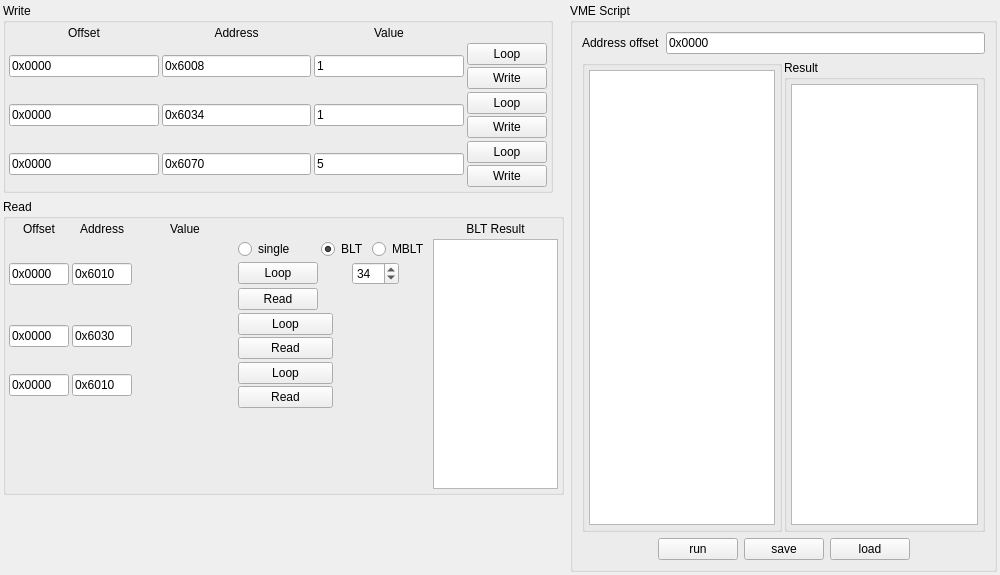
Above: src/vme_debug_widget.ui from flueke/mvme before the change. Below: the same form after it.
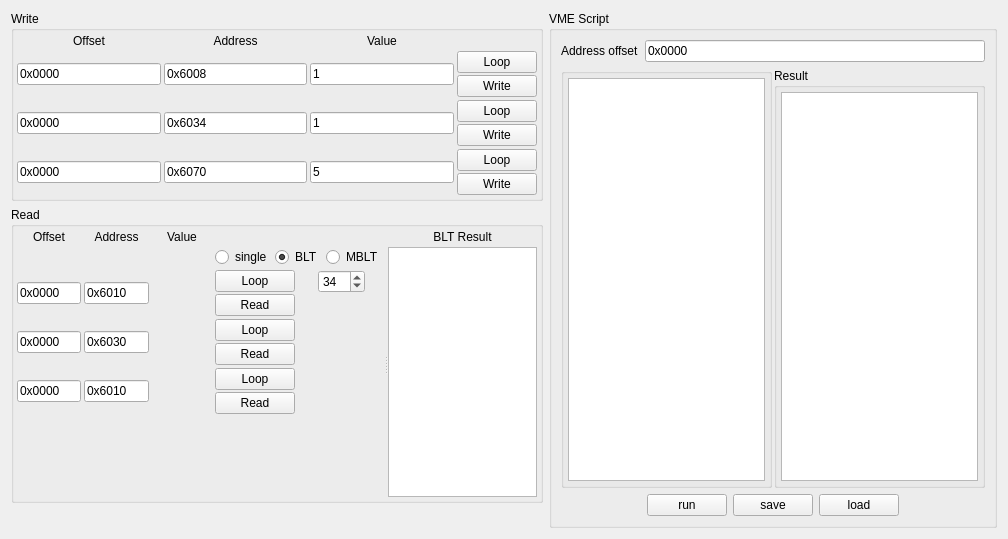
That is the form after the change.

Commit message:
show decimal read results in vme debug widget
This change basically redid the whole VMEDebugWidget layout which fixes
UIC warnings and hopefully improves the user experience :)

The edit to the form file:
```diff
--- a/src/vme_debug_widget.ui
+++ b/src/vme_debug_widget.ui
@@ -6,61 +6,18 @@
    <rect>
     <x>0</x>
     <y>0</y>
-    <width>1000</width>
-    <height>575</height>
+    <width>1008</width>
+    <height>539</height>
    </rect>
   </property>
-  <property name="sizePolicy">
-   <sizepolicy hsizetype="Maximum" vsizetype="Preferred">
-    <horstretch>0</horstretch>
-    <verstretch>0</verstretch>
-   </sizepolicy>
-  </property>
   <property name="windowTitle">
    <string>VME Debug</string>
   </property>
-  <layout class="QGridLayout" name="gridLayout_7">
-   <property name="leftMargin">
-    <number>3</number>
-   </property>
-   <property name="topMargin">
-    <number>3</number>
-   </property>
-   <property name="rightMargin">
-    <number>3</number>
-   </property>
-   <property name="bottomMargin">
-    <number>3</number>
-   </property>
-   <property name="spacing">
-    <number>3</number>
-   </property>
-   <item row="2" column="0" colspan="2">
-    <widget class="QFrame" name="outerFrame">
-     <property name="minimumSize">
-      <size>
-       <width>150</width>
-       <height>150</height>
-      </size>
-     </property>
-     <layout class="QGridLayout" name="gridLayout_8" columnstretch="1,0,1">
-      <property name="leftMargin">
-       <number>0</number>
-      </property>
-      <property name="topMargin">
-       <number>0</number>
-      </property>
-      <property name="rightMargin">
-       <number>0</number>
-      </property>
-      <property name="bottomMargin">
-       <number>0</number>
-      </property>
-      <property name="spacing">
-       <number>6</number>
-      </property>
-      <item row="0" column="0">
-       <widget class="QGroupBox" name="groupBox">
+  <layout class="QHBoxLayout" name="horizontalLayout_7">
+   <item>
+    <layout class="QVBoxLayout" name="rwLayout">
+     <item>
+      <widget class="QGroupBox" name="gb_write">
         <property name="title">
          <string>Write</string>
         </property>
@@ -80,39 +37,36 @@
          <property name="spacing">
           <number>3</number>
          </property>
-         <item row="0" column="0">
-          <widget class="QLabel" name="label">
+        <item row="3" column="2">
+         <widget class="QLineEdit" name="writeValue3">
            <property name="text">
-            <string>Offset</string>
+           <string>5</string>
+          </property>
+         </widget>
+        </item>
+        <item row="2" column="2">
+         <widget class="QLineEdit" name="writeValue2">
+          <property name="text">
+           <string>1</string>
+          </property>
+         </widget>
+        </item>
+        <item row="0" column="2">
+         <widget class="QLabel" name="label_3">
+          <property name="text">
+           <string>Value</string>
            </property>
            <property name="alignment">
             <set>Qt::AlignCenter</set>
            </property>
           </widget>
          </item>
-         <item row="1" column="3">
-          <layout class="QVBoxLayout" name="verticalLayout">
-           <property name="spacing">
-            <number>2</number>
-           </property>
-           <item>
-            <widget class="QPushButton" name="writeLoop1">
+        <item row="1" column="2">
+         <widget class="QLineEdit" name="writeValue1">
              <property name="text">
-              <string>Loop</string>
-             </property>
-             <property name="checkable">
-              <bool>true</bool>
-             </property>
-            </widget>
-           </item>
-           <item>
-            <widget class="QPushButton" name="writeWrite1">
-             <property name="text">
-              <string>Write</string>
-             </property>
-            </widget>
-           </item>
-          </layout>
+           <string>1</string>
+          </property>
+         </widget>
          </item>
          <item row="2" column="1">
           <widget class="QLineEdit" name="writeAddress2">
@@ -121,54 +75,16 @@
            </property>
           </widget>
          </item>
-         <item row="2" column="2">
-          <widget class="QLineEdit" name="writeValue2">
+        <item row="0" column="0">
+         <widget class="QLabel" name="label">
            <property name="text">
-            <string>1</string>
-           </property>
-          </widget>
-         </item>
-         <item row="2" column="3">
-          <layout class="QVBoxLayout" name="verticalLayout_2">
-           <property name="spacing">
-            <number>2</number>
-           </property>
-           <item>
-            <widget class="QPushButton" name="writeLoop2">
-             <property name="text">
-              <string>Loop</string>
-             </property>
-             <property name="checkable">
-              <bool>true</bool>
-             </property>
-            </widget>
-           </item>
-           <item>
-            <widget class="QPushButton" name="writeWrite2">
-             <property name="text">
-              <string>Write</string>
-             </property>
-            </widget>
-           </item>
-          </layout>
-         </item>
-         <item row="0" column="1">
-          <widget class="QLabel" name="label_2">
-           <property name="text">
-            <string>Address</string>
+           <string>Offset</string>
            </property>
            <property name="alignment">
             <set>Qt::AlignCenter</set>
            </property>
           </widget>
          </item>
-         <item row="1" column="0">
-          <widget class="QLineEdit" name="writeOffset1">
-           <property name="text">
-            <string>0x0000</string>
-           </property>
-          </widget>
-         </item>
          <item row="1" column="1">
           <widget class="QLineEdit" name="writeAddress1">
            <property name="text">
@@ -176,34 +92,13 @@
            </property>
           </widget>
          </item>
-         <item row="3" column="0">
-          <widget class="QLineEdit" name="writeOffset3">
+        <item row="1" column="0">
+         <widget class="QLineEdit" name="writeOffset1">
            <property name="text">
             <string>0x0000</string>
            </property>
           </widget>
          </item>
-         <item row="3" column="1">
-          <widget class="QLineEdit" name="writeAddress3">
-           <property name="text">
-            <string>0x6070</string>
-           </property>
-          </widget>
-         </item>
-         <item row="3" column="2">
-          <widget class="QLineEdit" name="writeValue3">
-           <property name="text">
-            <string>5</string>
-           </property>
-          </widget>
-         </item>
-         <item row="1" column="2">
-          <widget class="QLineEdit" name="writeValue1">
-           <property name="text">
-            <string>1</string>
-           </property>
-          </widget>
-         </item>
          <item row="3" column="3">
           <layout class="QVBoxLayout" name="verticalLayout_3">
            <property name="spacing">
@@ -228,13 +123,41 @@
            </item>
           </layout>
          </item>
-         <item row="0" column="2">
-          <widget class="QLabel" name="label_3">
+        <item row="2" column="3">
+         <layout class="QVBoxLayout" name="verticalLayout_2">
+          <property name="spacing">
+           <number>2</number>
+          </property>
+          <item>
+           <widget class="QPushButton" name="writeLoop2">
            <property name="text">
-            <string>Value</string>
-           </property>
-           <property name="alignment">
-            <set>Qt::AlignCenter</set>
+             <string>Loop</string>
+            </property>
+            <property name="checkable">
+             <bool>true</bool>
+            </property>
+           </widget>
+          </item>
+          <item>
+           <widget class="QPushButton" name="writeWrite2">
+            <property name="text">
+             <string>Write</string>
+            </property>
+           </widget>
+          </item>
+         </layout>
+        </item>
+        <item row="3" column="1">
+         <widget class="QLineEdit" name="writeAddress3">
+          <property name="text">
+           <string>0x6070</string>
+          </property>
+         </widget>
+        </item>
+        <item row="3" column="0">
+         <widget class="QLineEdit" name="writeOffset3">
+          <property name="text">
+           <string>0x0000</string>
            </property>
           </widget>
          </item>
@@ -245,44 +168,80 @@
            </property>
           </widget>
          </item>
-        </layout>
-       </widget>
+        <item row="1" column="3">
+         <layout class="QVBoxLayout" name="verticalLayout">
+          <property name="spacing">
+           <number>2</number>
+          </property>
+          <item>
+           <widget class="QPushButton" name="writeLoop1">
+            <property name="text">
+             <string>Loop</string>
+            </property>
+            <property name="checkable">
+             <bool>true</bool>
+            </property>
+           </widget>
+          </item>
+          <item>
+           <widget class="QPushButton" name="writeWrite1">
+            <property name="text">
+             <string>Write</string>
+            </property>
+           </widget>
+          </item>
+         </layout>
       </item>
       <item row="0" column="1">
-       <spacer name="horizontalSpacer_5">
-        <property name="orientation">
-         <enum>Qt::Horizontal</enum>
-        </property>
-        <property name="sizeHint" stdset="0">
-         <size>
-          <width>5</width>
-          <height>5</height>
-         </size>
-        </property>
-       </spacer>
-      </item>
-      <item row="1" column="0" colspan="2">
-       <widget class="QGroupBox" name="groupBox_2">
+         <widget class="QLabel" name="label_2">
+          <property name="text">
+           <string>Address</string>
+          </property>
+          <property name="alignment">
+           <set>Qt::AlignCenter</set>
+          </property>
+         </widget>
+        </item>
+       </layout>
+      </widget>
+     </item>
+     <item>
+      <widget class="QGroupBox" name="gb_read">
         <property name="title">
          <string>Read</string>
         </property>
+       <layout class="QHBoxLayout" name="horizontalLayout">
+        <property name="spacing">
+         <number>3</number>
+        </property>
+        <property name="leftMargin">
+         <number>3</number>
+        </property>
+        <property name="topMargin">
+         <number>3</number>
+        </property>
+        <property name="rightMargin">
+         <number>3</number>
+        </property>
+        <property name="bottomMargin">
+         <number>3</number>
+        </property>
+        <item>
+         <widget class="QSplitter" name="splitter">
+          <property name="orientation">
+           <enum>Qt::Horizontal</enum>
+          </property>
+          <property name="childrenCollapsible">
+           <bool>false</bool>
+          </property>
+          <widget class="QWidget" name="">
+           <layout class="QVBoxLayout" name="verticalLayout_12">
+            <property name="spacing">
+             <number>3</number>
+            </property>
+            <item>
         <layout class="QGridLayout" name="gridLayout_2">
-         <property name="leftMargin">
-          <number>3</number>
-         </property>
-         <property name="topMargin">
-          <number>3</number>
-         </property>
-         <property name="rightMargin">
-          <number>3</number>
-         </property>
-         <property name="bottomMargin">
-          <number>3</number>
-         </property>
-         <property name="spacing">
-          <number>3</number>
-         </property>
-         <item row="1" column="1">
+              <item row="2" column="1">
           <widget class="QLineEdit" name="readAddress1">
            <property name="minimumSize">
             <size>
@@ -295,118 +254,6 @@
            </property>
           </widget>
          </item>
-         <item row="2" column="2">
-          <widget class="QLabel" name="readResult2">
-           <property name="minimumSize">
-            <size>
-             <width>100</width>
-             <height>0</height>
-            </size>
-           </property>
-           <property name="text">
-            <string/>
-           </property>
-           <property name="textFormat">
-            <enum>Qt::PlainText</enum>
-           </property>
-           <property name="textInteractionFlags">
-            <set>Qt::TextSelectableByMouse</set>
-           </property>
-          </widget>
-         </item>
-         <item row="1" column="2">
-          <widget class="QLabel" name="readResult1">
-           <property name="minimumSize">
-            <size>
-             <width>100</width>
-             <height>0</height>
-            </size>
-           </property>
-           <property name="textFormat">
-            <enum>Qt::PlainText</enum>
-           </property>
-           <property name="textInteractionFlags">
-            <set>Qt::TextSelectableByMouse</set>
-           </property>
-          </widget>
-         </item>
-         <item row="3" column="2">
-          <widget class="QLabel" name="readResult3">
-           <property name="minimumSize">
-            <size>
-             <width>100</width>
-             <height>0</height>
-            </size>
-           </property>
-           <property name="text">
-            <string/>
-           </property>
-           <property name="textFormat">
-            <enum>Qt::PlainText</enum>
-           </property>
-           <property name="textInteractionFlags">
-            <set>Qt::TextSelectableByMouse</set>
-           </property>
-          </widget>
-         </item>
-         <item row="0" column="0">
-          <widget class="QLabel" name="label_4">
-           <property name="text">
-            <string>Offset</string>
-           </property>
-           <property name="alignment">
-            <set>Qt::AlignCenter</set>
-           </property>
-          </widget>
-         </item>
-         <item row="0" column="1">
-          <widget class="QLabel" name="label_5">
-           <property name="text">
-            <string>Address</string>
-           </property>
-           <property name="alignment">
-            <set>Qt::AlignCenter</set>
-           </property>
-          </widget>
-         </item>
-         <item row="3" column="0">
-          <widget class="QLineEdit" name="readOffset3">
-           <property name="text">
-            <string>0x0000</string>
-           </property>
-          </widget>
-         </item>
-         <item row="2" column="0">
-          <widget class="QLineEdit" name="readOffset2">
-           <property name="text">
-            <string>0x0000</string>
-           </property>
-          </widget>
-         </item>
-         <item row="3" column="3">
-          <layout class="QVBoxLayout" name="verticalLayout_6">
-           <property name="spacing">
-            <number>2</number>
-           </property>
-           <item>
-            <widget class="QPushButton" name="readLoop3">
-             <property name="text">
-              <string>Loop</string>
-             </property>
-             <property name="checkable">
-              <bool>true</bool>
-             </property>
-            </widget>
-           </item>
-           <item>
-            <widget class="QPushButton" name="readRead3">
-             <property name="text">
-              <string>Read</string>
-             </property>
-            </widget>
-           </item>
-          </layout>
-         </item>
          <item row="0" column="2">
           <widget class="QLabel" name="label_6">
            <property name="text">
@@ -417,31 +264,123 @@
            </property>
           </widget>
          </item>
+              <item row="3" column="2">
+               <layout class="QVBoxLayout" name="verticalLayout_7">
+                <item>
+                 <widget class="QLabel" name="readResult2_hex">
+                  <property name="textFormat">
+                   <enum>Qt::PlainText</enum>
+                  </property>
+                  <property name="textInteractionFlags">
+                   <set>Qt::TextSelectableByMouse</set>
+                  </property>
+                 </widget>
+                </item>
+                <item>
+                 <widget class="QLabel" name="readResult2_dec">
+                  <property name="textFormat">
+                   <enum>Qt::PlainText</enum>
+                  </property>
+                  <property name="textInteractionFlags">
+                   <set>Qt::TextSelectableByMouse</set>
+                  </property>
+                 </widget>
+                </item>
+               </layout>
+              </item>
+              <item row="4" column="2">
+               <layout class="QVBoxLayout" name="verticalLayout_8">
+                <item>
+                 <widget class="QLabel" name="readResult3_hex">
+                  <property name="textFormat">
+                   <enum>Qt::PlainText</enum>
+                  </property>
+                  <property name="textInteractionFlags">
+                   <set>Qt::TextSelectableByMouse</set>
+                  </property>
+                 </widget>
+                </item>
+                <item>
+                 <widget class="QLabel" name="readResult3_dec">
+                  <property name="textFormat">
+                   <enum>Qt::PlainText</enum>
+                  </property>
+                  <property name="textInteractionFlags">
+                   <set>Qt::TextSelectableByMouse</set>
+                  </property>
+                 </widget>
+                </item>
+               </layout>
+              </item>
          <item row="3" column="1">
-          <widget class="QLineEdit" name="readAddress3">
-           <property name="text">
-            <string>0x6010</string>
-           </property>
-          </widget>
-         </item>
-         <item row="0" column="5">
-          <widget class="QLabel" name="label_7">
-           <property name="text">
-            <string>BLT Result</string>
-           </property>
-           <property name="alignment">
-            <set>Qt::AlignCenter</set>
-           </property>
-          </widget>
-         </item>
-         <item row="2" column="1">
           <widget class="QLineEdit" name="readAddress2">
            <property name="text">
             <string>0x6030</string>
            </property>
           </widget>
          </item>
+              <item row="2" column="2">
+               <layout class="QVBoxLayout" name="verticalLayout_4">
+                <item>
+                 <widget class="QLabel" name="readResult1_hex">
+                  <property name="minimumSize">
+                   <size>
+                    <width>60</width>
+                    <height>0</height>
+                   </size>
+                  </property>
+                  <property name="textFormat">
+                   <enum>Qt::PlainText</enum>
+                  </property>
+                  <property name="textInteractionFlags">
+                   <set>Qt::TextSelectableByMouse</set>
+                  </property>
+                 </widget>
+                </item>
+                <item>
+                 <widget class="QLabel" name="readResult1_dec">
+                  <property name="textFormat">
+                   <enum>Qt::PlainText</enum>
+                  </property>
+                  <property name="textInteractionFlags">
+                   <set>Qt::TextSelectableByMouse</set>
+                  </property>
+                 </widget>
+                </item>
+               </layout>
+              </item>
          <item row="2" column="3">
+               <layout class="QVBoxLayout" name="verticalLayout_9">
+                <property name="spacing">
+                 <number>2</number>
+                </property>
+                <item>
+                 <widget class="QPushButton" name="readLoop1">
+                  <property name="text">
+                   <string>Loop</string>
+                  </property>
+                  <property name="checkable">
+                   <bool>true</bool>
+                  </property>
+                 </widget>
+                </item>
+                <item>
+                 <widget class="QPushButton" name="readRead1">
+                  <property name="text">
+                   <string>Read</string>
+                  </property>
+                 </widget>
+                </item>
+               </layout>
+              </item>
+              <item row="3" column="0">
+               <widget class="QLineEdit" name="readOffset2">
+                <property name="text">
+                 <string>0x0000</string>
+                </property>
+               </widget>
+              </item>
+              <item row="3" column="3">
           <layout class="QVBoxLayout" name="verticalLayout_5">
            <property name="spacing">
             <number>2</number>
@@ -465,7 +404,65 @@
            </item>
           </layout>
          </item>
-         <item row="1" column="0">
+              <item row="4" column="0">
+               <widget class="QLineEdit" name="readOffset3">
+                <property name="text">
+                 <string>0x0000</string>
+                </property>
+               </widget>
+              </item>
+              <item row="4" column="1">
+               <widget class="QLineEdit" name="readAddress3">
+                <property name="text">
+                 <string>0x6010</string>
+                </property>
+               </widget>
+              </item>
+              <item row="4" column="3">
+               <layout class="QVBoxLayout" name="verticalLayout_6">
+                <property name="spacing">
+                 <number>2</number>
+                </property>
+                <item>
+                 <widget class="QPushButton" name="readLoop3">
+                  <property name="text">
+                   <string>Loop</string>
+                  </property>
+                  <property name="checkable">
+                   <bool>true</bool>
+                  </property>
+                 </widget>
+                </item>
+                <item>
+                 <widget class="QPushButton" name="readRead3">
+                  <property name="text">
+                   <string>Read</string>
+                  </property>
+                 </widget>
+                </item>
+               </layout>
+              </item>
+              <item row="0" column="0">
+               <widget class="QLabel" name="label_4">
+                <property name="text">
+                 <string>Offset</string>
+                </property>
+                <property name="alignment">
+                 <set>Qt::AlignCenter</set>
+                </property>
+               </widget>
+              </item>
+              <item row="0" column="1">
+               <widget class="QLabel" name="label_5">
+                <property name="text">
+                 <string>Address</string>
+                </property>
+                <property name="alignment">
+                 <set>Qt::AlignCenter</set>
+                </property>
+               </widget>
+              </item>
+              <item row="2" column="0">
           <widget class="QLineEdit" name="readOffset1">
            <property name="minimumSize">
             <size>
@@ -479,21 +476,18 @@
           </widget>
          </item>
          <item row="1" column="3" colspan="2">
-          <layout class="QGridLayout" name="gridLayout_4">
-           <property name="spacing">
-            <number>3</number>
-           </property>
-           <item row="1" column="0">
-            <widget class="QPushButton" name="readLoop1">
+               <layout class="QHBoxLayout" name="horizontalLayout_3">
+                <item>
+                 <widget class="QRadioButton" name="readModeSingle">
              <property name="text">
-              <string>Loop</string>
-             </property>
-             <property name="checkable">
-              <bool>true</bool>
-             </property>
-            </widget>
-           </item>
-           <item row="0" column="1">
+                   <string>single</string>
+                  </property>
+                  <attribute name="buttonGroup">
+                   <string notr="true">readMode1</string>
+                  </attribute>
+                 </widget>
+                </item>
+                <item>
             <widget class="QRadioButton" name="readModeBLT">
              <property name="text">
               <string>BLT</string>
@@ -506,24 +500,7 @@
              </attribute>
             </widget>
            </item>
-           <item row="2" column="0">
-            <widget class="QPushButton" name="readRead1">
-             <property name="text">
-              <string>Read</string>
-             </property>
-            </widget>
-           </item>
-           <item row="0" column="0">
-            <widget class="QRadioButton" name="readModeSingle">
-             <property name="text">
-              <string>single</string>
-             </property>
-             <attribute name="buttonGroup">
-              <string notr="true">readMode1</string>
-             </attribute>
-            </widget>
-           </item>
-           <item row="0" column="2">
+                <item>
             <widget class="QRadioButton" name="readModeMBLT">
              <property name="text">
               <string>MBLT</string>
@@ -533,24 +510,25 @@
              </attribute>
             </widget>
            </item>
-           <item row="1" column="1" colspan="2">
-            <layout class="QHBoxLayout" name="horizontalLayout">
-             <property name="spacing">
-              <number>3</number>
-             </property>
+               </layout>
+              </item>
+              <item row="2" column="4">
+               <layout class="QHBoxLayout" name="horizontalLayout_4">
              <item>
-              <spacer name="horizontalSpacer_2">
+                 <spacer name="horizontalSpacer_5">
                <property name="orientation">
                 <enum>Qt::Horizontal</enum>
                </property>
                <property name="sizeHint" stdset="0">
                 <size>
-                 <width>2</width>
-                 <height>20</height>
+                    <width>5</width>
+                    <height>5</height>
                 </size>
                </property>
               </spacer>
              </item>
+                <item>
+                 <layout class="QVBoxLayout" name="verticalLayout_10">
              <item>
               <widget class="QSpinBox" name="blockReadCount">
                <property name="minimum">
@@ -565,36 +543,68 @@
               </widget>
              </item>
              <item>
-              <spacer name="horizontalSpacer">
-               <property name="orientation">
-                <enum>Qt::Horizontal</enum>
-               </property>
-               <property name="sizeHint" stdset="0">
-                <size>
-                 <width>2</width>
-                 <height>20</height>
-                </size>
-               </property>
-              </spacer>
-             </item>
-            </layout>
-           </item>
-          </layout>
-         </item>
-         <item row="4" column="3">
           <spacer name="verticalSpacer">
            <property name="orientation">
             <enum>Qt::Vertical</enum>
            </property>
            <property name="sizeHint" stdset="0">
             <size>
-             <width>1</width>
-             <height>1</height>
+                      <width>5</width>
+                      <height>5</height>
             </size>
            </property>
           </spacer>
          </item>
-         <item row="1" column="5" rowspan="4">
+                 </layout>
+                </item>
+                <item>
+                 <spacer name="horizontalSpacer_6">
+                  <property name="orientation">
+                   <enum>Qt::Horizontal</enum>
+                  </property>
+                  <property name="sizeHint" stdset="0">
+                   <size>
+                    <width>5</width>
+                    <height>5</height>
+                   </size>
+                  </property>
+                 </spacer>
+                </item>
+               </layout>
+              </item>
+             </layout>
+            </item>
+            <item>
+             <spacer name="verticalSpacer_2">
+              <property name="orientation">
+               <enum>Qt::Vertical</enum>
+              </property>
+              <property name="sizeHint" stdset="0">
+               <size>
+                <width>20</width>
+                <height>40</height>
+               </size>
+              </property>
+             </spacer>
+            </item>
+           </layout>
+          </widget>
+          <widget class="QWidget" name="">
+           <layout class="QVBoxLayout" name="verticalLayout_11">
+            <property name="spacing">
+             <number>3</number>
+            </property>
+            <item>
+             <widget class="QLabel" name="label_7">
+              <property name="text">
+               <string>BLT Result</string>
+              </property>
+              <property name="alignment">
+               <set>Qt::AlignCenter</set>
+              </property>
+             </widget>
+            </item>
+            <item>
           <widget class="QTextEdit" name="bltResult">
            <property name="sizePolicy">
             <sizepolicy hsizetype="Maximum" vsizetype="Expanding">
@@ -630,22 +640,28 @@
          </item>
         </layout>
        </widget>
-      </item>
-      <item row="2" column="0">
-       <spacer name="verticalSpacer_2">
+         </widget>
+        </item>
+       </layout>
+      </widget>
+     </item>
+     <item>
+      <spacer name="verticalSpacer_3">
         <property name="orientation">
          <enum>Qt::Vertical</enum>
         </property>
         <property name="sizeHint" stdset="0">
          <size>
           <width>20</width>
-          <height>62</height>
+         <height>40</height>
          </size>
         </property>
        </spacer>
       </item>
-      <item row="0" column="2" rowspan="3">
-       <widget class="QGroupBox" name="groupBox_3">
+    </layout>
+   </item>
+   <item>
+    <widget class="QGroupBox" name="gb_vmeScript">
         <property name="font">
          <font>
           <pointsize>9</pointsize>
@@ -836,12 +852,6 @@
        </widget>
       </item>
      </layout>
-     <zorder></zorder>
-     <zorder></zorder>
-     <zorder>verticalSpacer_2</zorder>
-    </widget>
-   </item>
-  </layout>
  </widget>
  <tabstops>
   <tabstop>writeOffset1</tabstop>
```
Left out of the diff: 6 changed lines with no effect on the pictures. Lines whose indentation alone changed are shown as unchanged. The commit also changes 1 other file.
